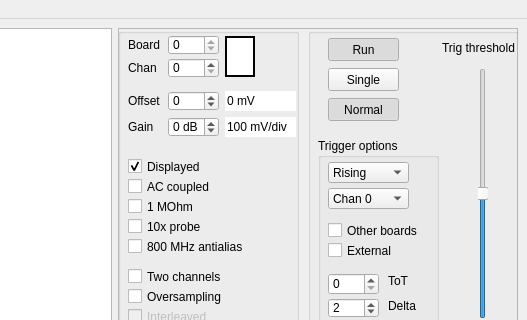
drandyhaas/HaasoscopePro, file software/HaasoscopePro.ui: the form before one commit; both pictures show x 698 to 1225 and y 0 to 320 of the 1225 by 895 pixel window.
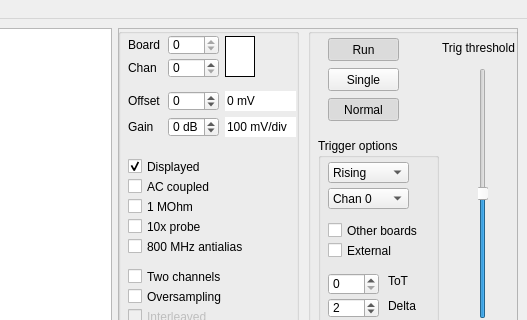
The form after the commit. Custom widgets are drawn as their Qt base class.

```diff
--- a/software/HaasoscopePro.ui
+++ b/software/HaasoscopePro.ui
@@ -1425,7 +1425,7 @@
          <enum>QFrame::Plain</enum>
         </property>
         <property name="lineWidth">
-         <number>2</number>
+         <number>1</number>
         </property>
        </widget>
        <widget class="QCheckBox" name="interleavedCheck">
```
Left out of the diff: 10 changed lines with no effect on the pictures.
